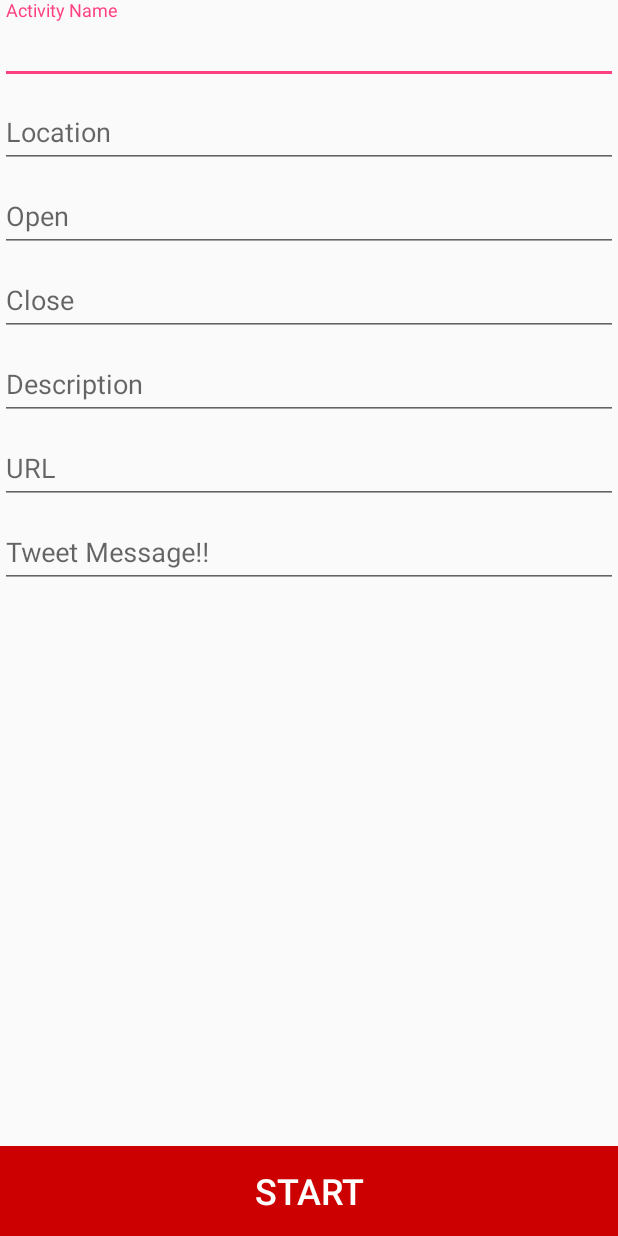
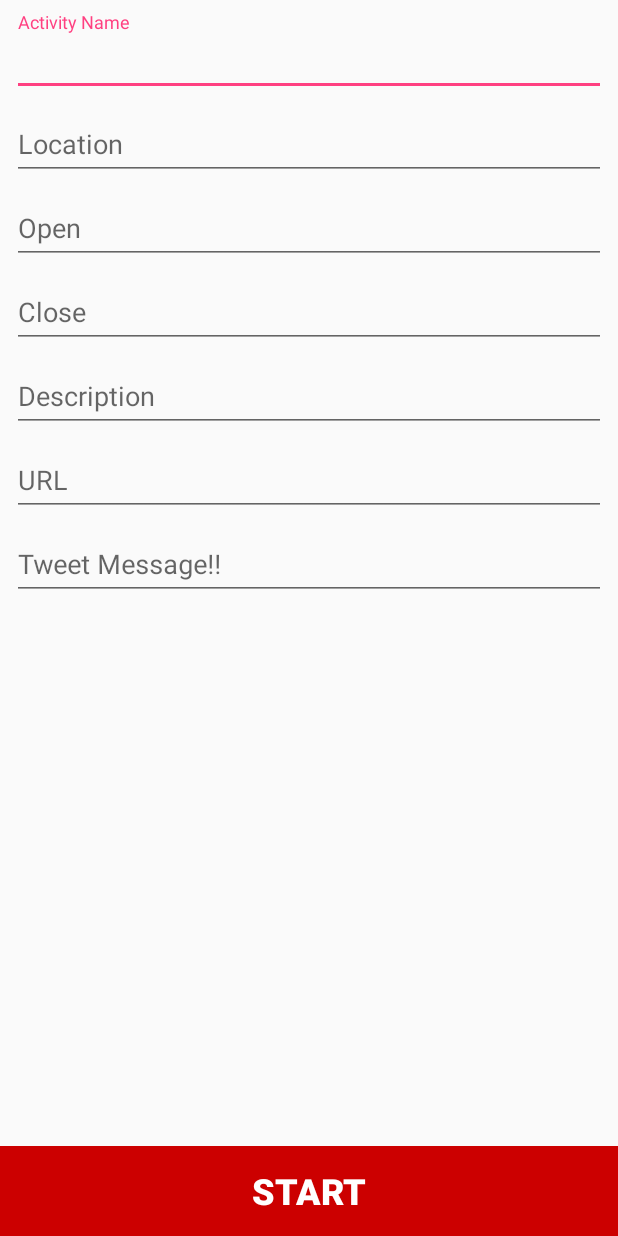
Before and after one commit to JunichiYukawa/airline, an Android app: the layout fragment_setup.xml on its own in the app's theme, with its tools: preview values and no code run, on a phone screen of 412 x 824 dp. Run offline under Robolectric (Android 15) with nearby library versions, the phone set to English and light mode, and no system bars.

Commit message:
#5 レイアウト修正

```diff
--- a/app/build.gradle
+++ b/app/build.gradle
@@ -46,7 +46,7 @@ android {
 }
 
 dependencies {
-    compile fileTree(dir: 'libs', include: ['*.jar'])
+    compile fileTree(include: ['*.jar'], dir: 'libs')
     testCompile 'junit:junit:4.12'
     compile 'com.android.support:design:23.0.0'
     compile 'com.android.support:appcompat-v7:23.4.0'
--- a/app/src/main/java/info/vourja/airline/fragment/homeFragment.java
+++ b/app/src/main/java/info/vourja/airline/fragment/homeFragment.java
@@ -62,7 +62,7 @@ public class HomeFragment extends Fragment {
                 textTotalLines.setText(String.valueOf(total_line));
 
                 if(total_activity_count > 0) {
-                    long avg_line = (total_line * 100) / (total_activity_count * 100);
+                    long avg_line = (total_line * 100) / total_activity_count;
                     long avg_line_dec = avg_line % 100;
                     avg_line /= 100;
                     textAvgLines.setText(String.valueOf(avg_line) + "." + String.valueOf(avg_line_dec));
--- a/app/src/main/res/layout/fragment_home.xml
+++ b/app/src/main/res/layout/fragment_home.xml
@@ -133,6 +133,7 @@
             android:textSize="24sp"
             android:background="@android:color/holo_red_dark"
             android:textColor="@android:color/white"
+            android:textStyle="bold"
             android:text="Setup" />
 
     </LinearLayout>
--- a/app/src/main/res/layout/fragment_setup.xml
+++ b/app/src/main/res/layout/fragment_setup.xml
@@ -1,12 +1,16 @@
 <?xml version="1.0" encoding="utf-8"?>
 <RelativeLayout xmlns:android="http://schemas.android.com/apk/res/android"
     android:layout_width="match_parent"
-    android:layout_height="match_parent">
+    android:layout_height="match_parent"
+    >
 
     <LinearLayout
         android:layout_width="match_parent"
         android:layout_height="match_parent"
         android:layout_alignParentTop="true"
+        android:paddingLeft="@dimen/dgts__margin_left"
+        android:paddingRight="@dimen/dgts__margin_right"
+        android:paddingTop="@dimen/dgts__margin_bottom"
         android:orientation="vertical">
         <android.support.design.widget.TextInputLayout
             android:id="@+id/textinput_activity_name"
@@ -113,6 +117,7 @@
             android:textSize="24sp"
             android:background="@android:color/holo_red_dark"
             android:textColor="@android:color/white"
+            android:textStyle="bold"
             android:text="Start" />
 
     </LinearLayout>
--- a/app/src/main/res/values/styles.xml
+++ b/app/src/main/res/values/styles.xml
@@ -3,8 +3,8 @@
     <!-- Base application theme. -->
     <style name="AppTheme" parent="Theme.AppCompat.Light.DarkActionBar">
         <!-- Customize your theme here. -->
-        <item name="colorPrimary">@color/colorPrimary</item>
-        <item name="colorPrimaryDark">@color/colorPrimaryDark</item>
+        <item name="colorPrimary">@android:color/holo_red_dark</item>
+        <item name="colorPrimaryDark">@color/tw__composer_red</item>
         <item name="colorAccent">@color/colorAccent</item>
     </style>
 
```
